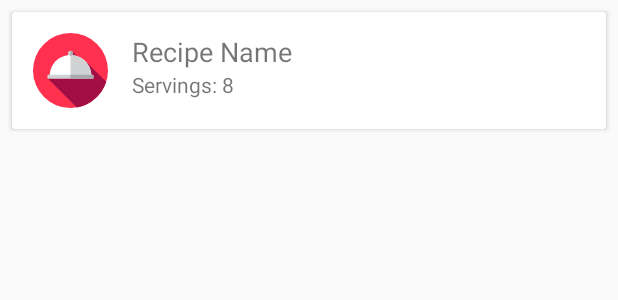
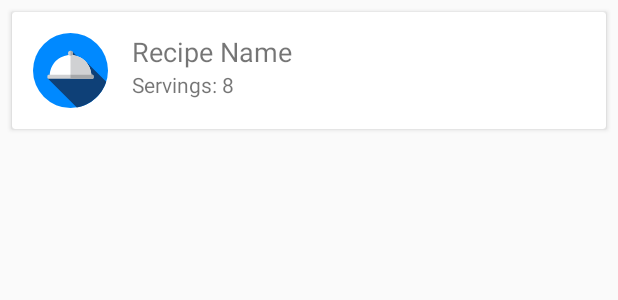
Before and after one commit to emmaunel/BakingAppNano, an Android app: the layout recipes_list_item.xml on its own in the app's theme, with its tools: preview values and no code run, on a phone screen of 412 x 824 dp. Shown: the top 300 px of the screen. Run offline under Robolectric (Android 15) with nearby library versions, the phone set to English and light mode, and no system bars.

```diff
--- a/app/src/main/res/drawable/ic_dinner.xml
+++ b/app/src/main/res/drawable/ic_dinner.xml
@@ -1,7 +1,7 @@
 <vector android:height="50dp" android:viewportHeight="512"
     android:viewportWidth="512" android:width="50dp" xmlns:android="http://schemas.android.com/apk/res/android">
-    <path android:fillColor="#FF314F" android:pathData="M256,256m-256,0a256,256 0,1 1,512 0a256,256 0,1 1,-512 0"/>
-    <path android:fillColor="#A30F44" android:pathData="M100.952,310.2l198.482,198.115c94.961,-16.231 172.068,-84.754 200.637,-174.889L356.711,191.35l-12.876,10.485l-75.676,-75.714L100.952,310.2z"/>
+    <path android:fillColor="#0089FF" android:pathData="M256,256m-256,0a256,256 0,1 1,512 0a256,256 0,1 1,-512 0"/>
+    <path android:fillColor="#0E4077" android:pathData="M100.952,310.2l198.482,198.115c94.961,-16.231 172.068,-84.754 200.637,-174.889L356.711,191.35l-12.876,10.485l-75.676,-75.714L100.952,310.2z"/>
     <path android:fillColor="#FFFFFF" android:pathData="M113.778,291.771c0,-78.546 63.676,-142.222 142.222,-142.222s142.222,63.676 142.222,142.222H113.778z"/>
     <path android:fillColor="#D0D1D3" android:pathData="M256,149.549v142.222h142.222C398.222,213.225 334.546,149.549 256,149.549z"/>
     <path android:fillColor="#D0D1D3" android:pathData="M404.552,312.889H107.446c-5.072,0 -9.183,-4.112 -9.183,-9.183v-10.076c0,-5.072 4.112,-9.183 9.183,-9.183h297.107c5.072,0 9.183,4.112 9.183,9.183v10.076C413.737,308.777 409.626,312.889 404.552,312.889z"/>
```
